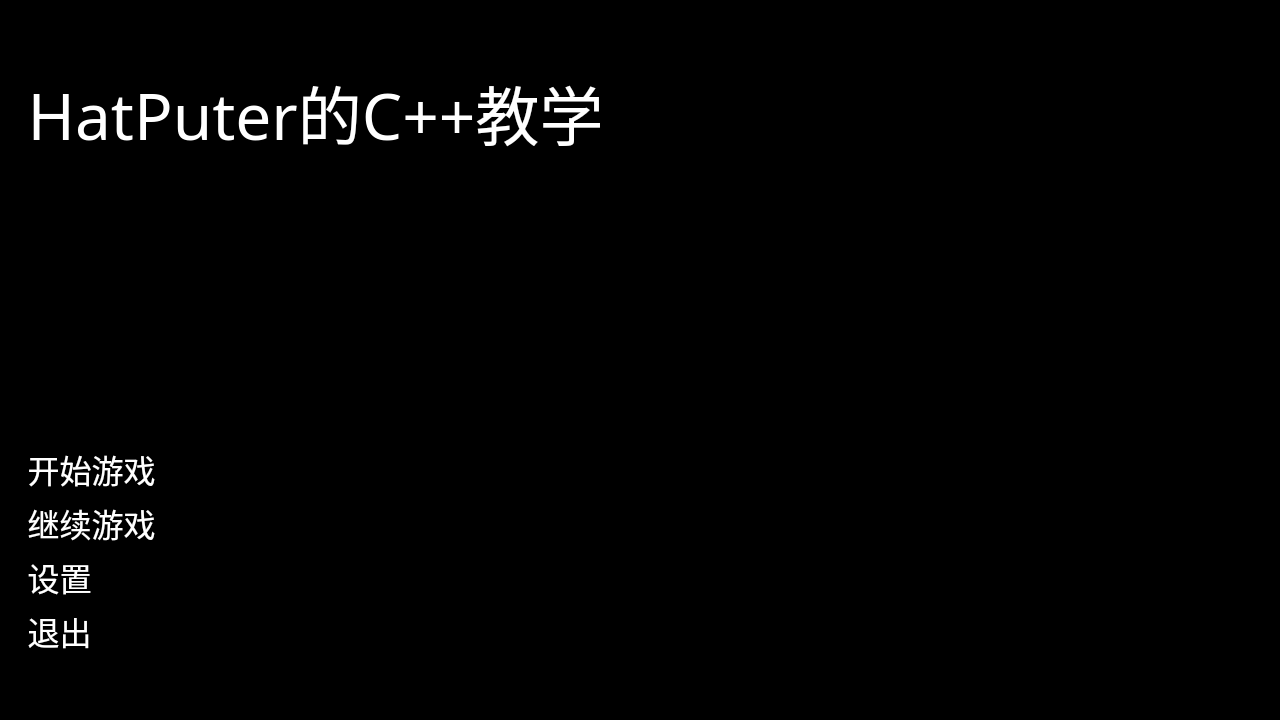
Qt form ui/Menu.ui (HatPuter/HatPuterCppTeaching) before a commit.
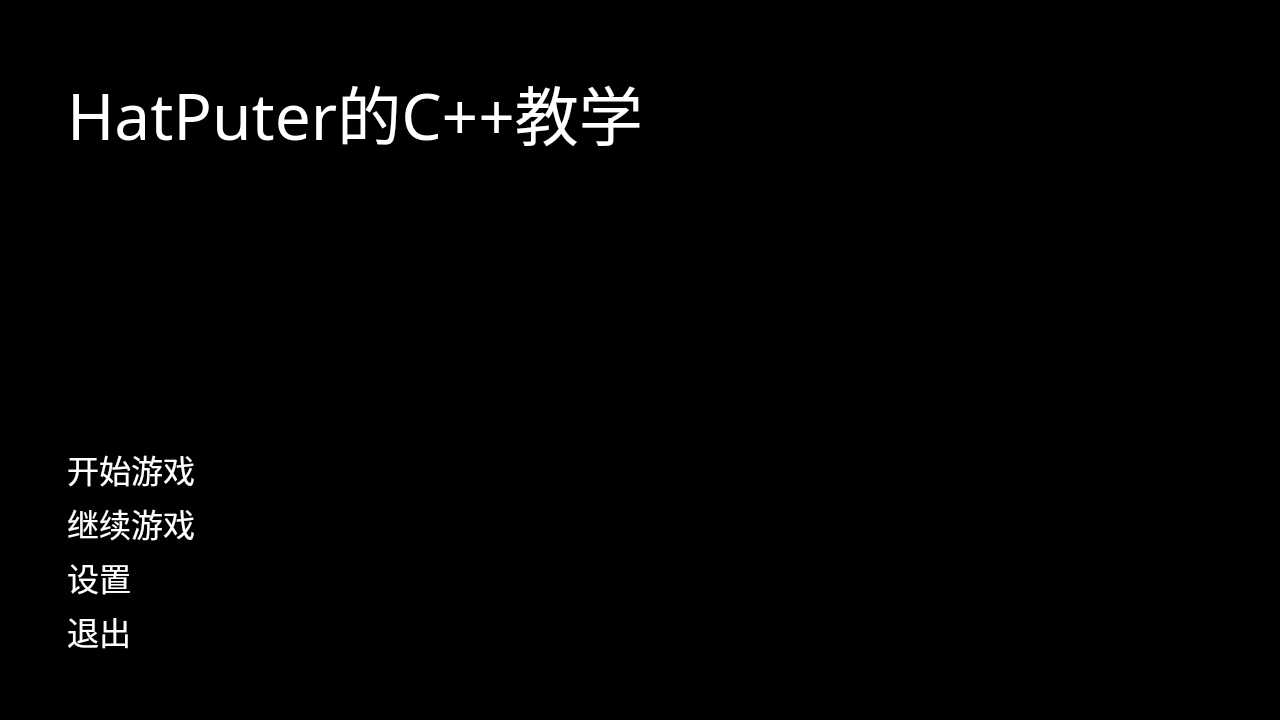
The same form after that commit.

```diff
--- a/ui/Menu.ui
+++ b/ui/Menu.ui
@@ -28,8 +28,8 @@
 </string>
   </property>
   <layout class="QGridLayout" name="gridLayout">
-   <item row="4" column="0">
-    <widget class="QLabel" name="ContinueGame">
+   <item row="7" column="1">
+    <widget class="QLabel" name="Exit">
      <property name="font">
       <font>
        <family>Maple Mono NL CN</family>
@@ -37,19 +37,19 @@
       </font>
      </property>
      <property name="styleSheet">
-      <string notr="true">QLabel#ContinueGame {
+      <string notr="true">QLabel#Exit {
     color: White;
     font-size: 32px;
 }
 </string>
      </property>
      <property name="text">
-      <string>  继续游戏</string>
+      <string>退出</string>
      </property>
     </widget>
    </item>
-   <item row="7" column="0">
-    <widget class="QLabel" name="SeparatorLine2">
+   <item row="2" column="1">
+    <widget class="QLabel" name="SeparatorLine1">
      <property name="font">
       <font>
        <family>Maple Mono NL CN</family>
@@ -57,18 +57,18 @@
       </font>
      </property>
      <property name="styleSheet">
-      <string notr="true">QLabel#SeparatorLine2 {
+      <string notr="true">QLabel#SeparatorLine1 {
 	background-color: rgba(255, 255, 255, 0);
     font-size: 9px;
 }
 </string>
      </property>
      <property name="text">
-      <string>分割线</string>
+      <string>&lt;html&gt;&lt;head/&gt;&lt;body&gt;&lt;p&gt;&lt;span style=&quot; font-size:7pt;&quot;&gt;分割线&lt;/span&gt;&lt;/p&gt;&lt;p&gt;&lt;span style=&quot; font-size:7pt;&quot;&gt;分割线&lt;/span&gt;&lt;/p&gt;&lt;p&gt;&lt;span style=&quot; font-size:7pt;&quot;&gt;分割线&lt;/span&gt;&lt;/p&gt;&lt;p&gt;&lt;span style=&quot; font-size:7pt;&quot;&gt;分割线&lt;/span&gt;&lt;/p&gt;&lt;p&gt;&lt;span style=&quot; font-size:7pt;&quot;&gt;分割线&lt;/span&gt;&lt;/p&gt;&lt;p&gt;&lt;span style=&quot; font-size:7pt;&quot;&gt;分割线&lt;/span&gt;&lt;/p&gt;&lt;p&gt;&lt;span style=&quot; font-size:7pt;&quot;&gt;分割线&lt;/span&gt;&lt;/p&gt;&lt;p&gt;&lt;span style=&quot; font-size:7pt;&quot;&gt;分割线&lt;/span&gt;&lt;/p&gt;&lt;p&gt;&lt;span style=&quot; font-size:7pt;&quot;&gt;分割线&lt;/span&gt;&lt;/p&gt;&lt;p&gt;&lt;span style=&quot; font-size:7pt;&quot;&gt;分割线&lt;/span&gt;&lt;/p&gt;&lt;p&gt;&lt;span style=&quot; font-size:7pt;&quot;&gt;分割线&lt;/span&gt;&lt;/p&gt;&lt;/body&gt;&lt;/html&gt;</string>
      </property>
     </widget>
    </item>
-   <item row="1" column="0">
+   <item row="1" column="1">
     <widget class="QLabel" name="GameTitle">
      <property name="font">
       <font>
@@ -84,55 +84,21 @@
 </string>
      </property>
      <property name="text">
-      <string> HatPuter的C++教学</string>
+      <string>HatPuter的C++教学</string>
      </property>
      <property name="alignment">
       <set>Qt::AlignLeading|Qt::AlignLeft|Qt::AlignVCenter</set>
      </property>
     </widget>
    </item>
-   <item row="0" column="0">
-    <widget class="QLabel" name="SeparatorLine3">
-     <property name="font">
-      <font>
-       <family>Maple Mono NL CN</family>
-       <pointsize>-1</pointsize>
-      </font>
-     </property>
-     <property name="styleSheet">
-      <string notr="true">QLabel#SeparatorLine3 {
-	background-color: rgba(255, 255, 255, 0);
-    font-size: 9px;
-}
-</string>
-     </property>
-     <property name="text">
-      <string>分割线</string>
-     </property>
-    </widget>
-   </item>
-   <item row="5" column="0">
-    <widget class="QLabel" name="Setting">
-     <property name="font">
-      <font>
-       <family>Maple Mono NL CN</family>
-       <pointsize>-1</pointsize>
-      </font>
-     </property>
-     <property name="styleSheet">
-      <string notr="true">QLabel#Setting {
-    color: White;
-    font-size: 32px;
-}
-</string>
-     </property>
-     <property name="text">
-      <string>  设置</string>
-     </property>
-    </widget>
-   </item>
-   <item row="3" column="0">
+   <item row="3" column="1">
     <widget class="QLabel" name="StartGame">
+     <property name="maximumSize">
+      <size>
+       <width>16777215</width>
+       <height>16777215</height>
+      </size>
+     </property>
      <property name="font">
       <font>
        <family>Maple Mono NL CN</family>
@@ -147,12 +113,12 @@
 </string>
      </property>
      <property name="text">
-      <string>  开始游戏</string>
+      <string>开始游戏</string>
      </property>
     </widget>
    </item>
-   <item row="6" column="0">
-    <widget class="QLabel" name="Exit">
+   <item row="5" column="1">
+    <widget class="QLabel" name="Settings">
      <property name="font">
       <font>
        <family>Maple Mono NL CN</family>
@@ -160,19 +126,85 @@
       </font>
      </property>
      <property name="styleSheet">
-      <string notr="true">QLabel#Exit {
+      <string notr="true">QLabel#Settings {
     color: White;
     font-size: 32px;
 }
 </string>
      </property>
      <property name="text">
-      <string>  退出</string>
+      <string>设置</string>
+     </property>
+    </widget>
+   </item>
+   <item row="0" column="1">
+    <widget class="QLabel" name="SeparatorLine3">
+     <property name="font">
+      <font>
+       <family>Maple Mono NL CN</family>
+       <pointsize>-1</pointsize>
+      </font>
+     </property>
+     <property name="styleSheet">
+      <string notr="true">QLabel#SeparatorLine3 {
+	background-color: rgba(255, 255, 255, 0);
+    font-size: 9px;
+}
+</string>
+     </property>
+     <property name="text">
+      <string>分割线</string>
+     </property>
+    </widget>
+   </item>
+   <item row="8" column="1">
+    <widget class="QLabel" name="SeparatorLine2">
+     <property name="font">
+      <font>
+       <family>Maple Mono NL CN</family>
+       <pointsize>-1</pointsize>
+      </font>
+     </property>
+     <property name="styleSheet">
+      <string notr="true">QLabel#SeparatorLine2 {
+	background-color: rgba(255, 255, 255, 0);
+    font-size: 9px;
+}
+</string>
+     </property>
+     <property name="text">
+      <string>分割线</string>
+     </property>
+    </widget>
+   </item>
+   <item row="4" column="1">
+    <widget class="QLabel" name="ContinueGame">
+     <property name="font">
+      <font>
+       <family>Maple Mono NL CN</family>
+       <pointsize>-1</pointsize>
+      </font>
+     </property>
+     <property name="styleSheet">
+      <string notr="true">QLabel#ContinueGame {
+    color: White;
+    font-size: 32px;
+}
+</string>
+     </property>
+     <property name="text">
+      <string>继续游戏</string>
      </property>
     </widget>
    </item>
    <item row="2" column="0">
-    <widget class="QLabel" name="SeparatorLine1">
+    <widget class="QLabel" name="SeparatorLine4">
+     <property name="maximumSize">
+      <size>
+       <width>50</width>
+       <height>16777215</height>
+      </size>
+     </property>
      <property name="font">
       <font>
        <family>Maple Mono NL CN</family>
@@ -180,14 +212,14 @@
       </font>
      </property>
      <property name="styleSheet">
-      <string notr="true">QLabel#SeparatorLine1 {
+      <string notr="true">QLabel#SeparatorLine4 {
 	background-color: rgba(255, 255, 255, 0);
     font-size: 9px;
 }
 </string>
      </property>
      <property name="text">
-      <string>&lt;html&gt;&lt;head/&gt;&lt;body&gt;&lt;p&gt;&lt;span style=&quot; font-size:7pt;&quot;&gt;分割线&lt;/span&gt;&lt;/p&gt;&lt;p&gt;&lt;span style=&quot; font-size:7pt;&quot;&gt;分割线&lt;/span&gt;&lt;/p&gt;&lt;p&gt;&lt;span style=&quot; font-size:7pt;&quot;&gt;分割线&lt;/span&gt;&lt;/p&gt;&lt;p&gt;&lt;span style=&quot; font-size:7pt;&quot;&gt;分割线&lt;/span&gt;&lt;/p&gt;&lt;p&gt;&lt;span style=&quot; font-size:7pt;&quot;&gt;分割线&lt;/span&gt;&lt;/p&gt;&lt;p&gt;&lt;span style=&quot; font-size:7pt;&quot;&gt;分割线&lt;/span&gt;&lt;/p&gt;&lt;p&gt;&lt;span style=&quot; font-size:7pt;&quot;&gt;分割线&lt;/span&gt;&lt;/p&gt;&lt;p&gt;&lt;span style=&quot; font-size:7pt;&quot;&gt;分割线&lt;/span&gt;&lt;/p&gt;&lt;p&gt;&lt;span style=&quot; font-size:7pt;&quot;&gt;分割线&lt;/span&gt;&lt;/p&gt;&lt;p&gt;&lt;span style=&quot; font-size:7pt;&quot;&gt;分割线&lt;/span&gt;&lt;/p&gt;&lt;p&gt;&lt;span style=&quot; font-size:7pt;&quot;&gt;分割线&lt;/span&gt;&lt;/p&gt;&lt;/body&gt;&lt;/html&gt;</string>
+      <string>分割线</string>
      </property>
     </widget>
    </item>
```
